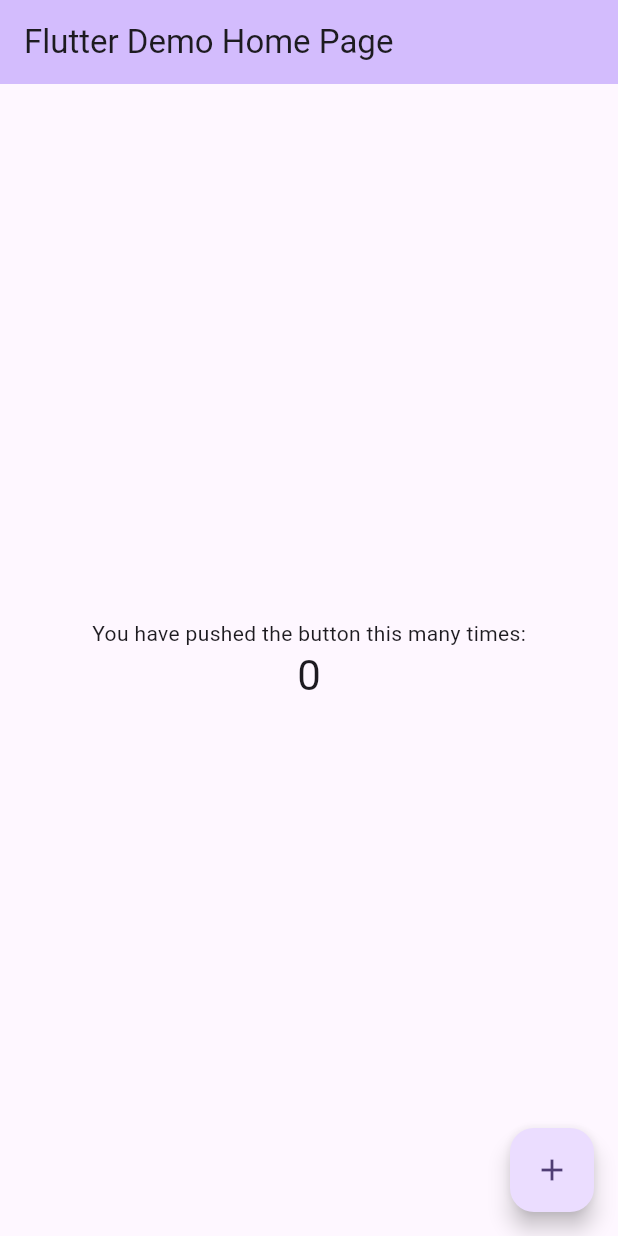
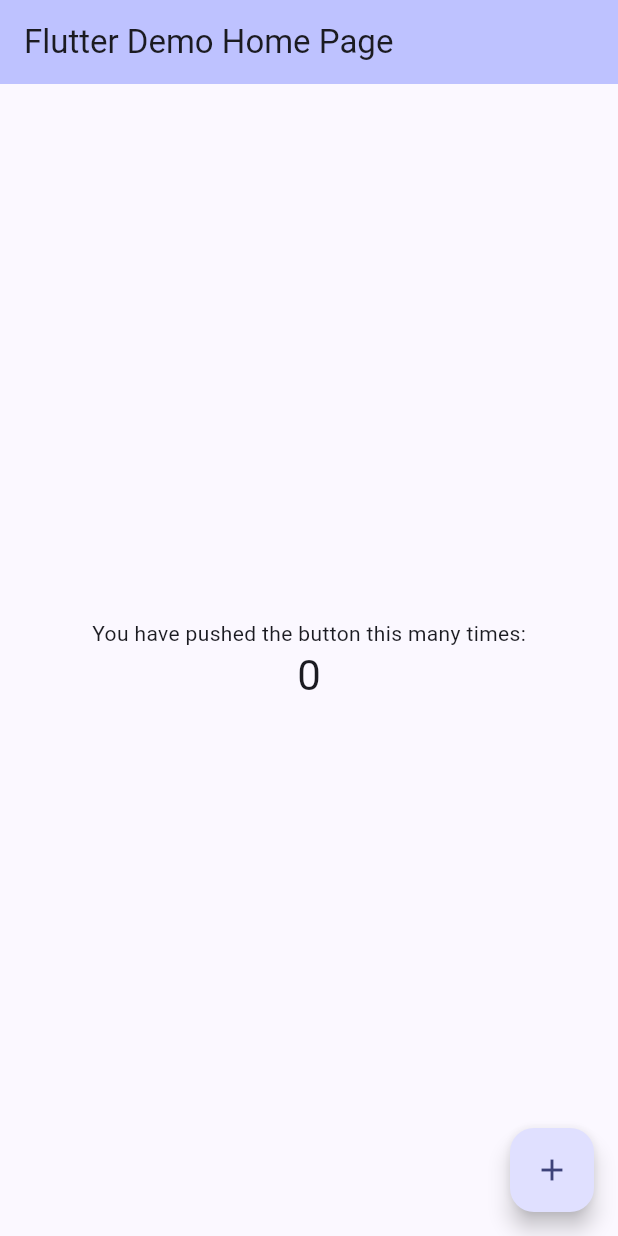
Before and after one commit to daironpf/aprendiendo-dart-y-flutter, a Flutter app: the screen it shows after launch, on a phone screen of 412 x 824 dp. Run offline on Flutter 3.47's test engine with Material 3 defaults, Android fonts, the phone set to English and light mode, and no system bars.

Commit message:
cambios viejos

```diff
--- a/dart_programacion_orientada_a_objetos/bin/Clases metodos de extension/clases_metodos_de_extension_en_fechas.dart
+++ b/dart_programacion_orientada_a_objetos/bin/Clases metodos de extension/clases_metodos_de_extension_en_fechas.dart
@@ -7,7 +7,7 @@ extension DateTimeExtensions on DateTime {
 
   // Método de extensión para formatear la fecha como cadena
   String formatear() {
-    return '${day}/${month}/${year}';
+    return '$day/$month/$year';
   }
 }
 
--- a/flutter_application_1/lib/main.dart
+++ b/flutter_application_1/lib/main.dart
@@ -28,7 +28,9 @@ class MyApp extends StatelessWidget {
         //
         // This works for code too, not just values: Most code changes can be
         // tested with just a hot reload.
-        colorScheme: ColorScheme.fromSeed(seedColor: Colors.deepPurple),
+        colorScheme: ColorScheme.fromSeed(
+          seedColor: const Color.fromARGB(255, 17, 29, 205),
+        ),
       ),
       home: const MyHomePage(title: 'Flutter Demo Home Page'),
     );
```
